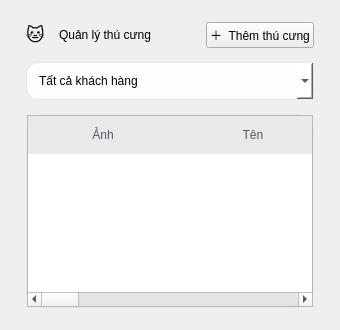
First picture: the form in ui/pets.ui, repository thaieaut-engineer/LTUD_Python_Nhom_18, before the edit.
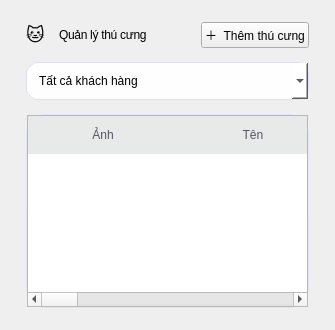
Second picture: the form after the edit.

Patch:
```diff
--- a/ui/pets.ui
+++ b/ui/pets.ui
@@ -3,13 +3,17 @@
  <class>PetsPage</class>
  <widget class="QWidget" name="PetsPage">
   <property name="styleSheet">
-   <string notr="true">QLabel#PageTitle{font: 800 16pt "Segoe UI";}
-QFrame#Card{background: #FFFFFF; border: 1px solid rgba(15,23,42,0.08); border-radius: 18px;}
-QComboBox{background: rgba(255,255,255,0.95); border: 1px solid rgba(15,23,42,0.08); border-radius: 12px; padding: 10px 12px; font: 600 10pt "Segoe UI";}
+   <string notr="true">QLabel#PageTitle{font: 800 17pt "Segoe UI"; letter-spacing: -0.3px;}
+QFrame#Card{
+background: qlineargradient(x1:0, y1:0, x2:0, y2:1, stop:0 #ffffff, stop:1 #faf5ff);
+border: 1px solid rgba(99,102,241,0.12);
+border-radius: 20px;
+}
+QComboBox{background: rgba(255,255,255,0.95); border: 1px solid rgba(99,102,241,0.15); border-radius: 12px; padding: 10px 12px; font: 600 10pt "Segoe UI";}
 QPushButton#PrimaryButton{
 border:0px; border-radius:14px; padding:10px 14px;
 color:white; font: 800 10pt "Segoe UI";
-background: qlineargradient(x1:0,y1:0,x2:1,y2:0, stop:0 #6366F1, stop:1 #8B5CF6);
+background: qlineargradient(x1:0,y1:0,x2:1,y2:0, stop:0 #6366F1, stop:1 #c026d3);
 }
 QHeaderView::section{background: rgba(15,23,42,0.03); border:0px; padding:10px 12px; font: 700 9pt "Segoe UI"; color: rgba(15,23,42,0.70);}</string>
   </property>
```
